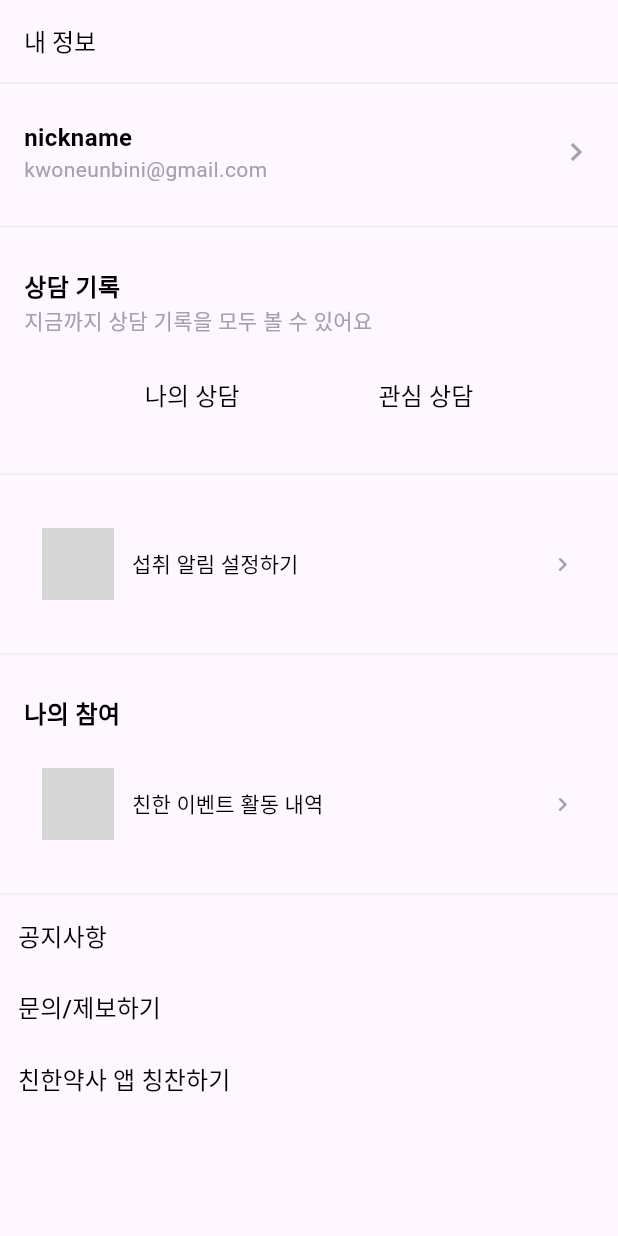
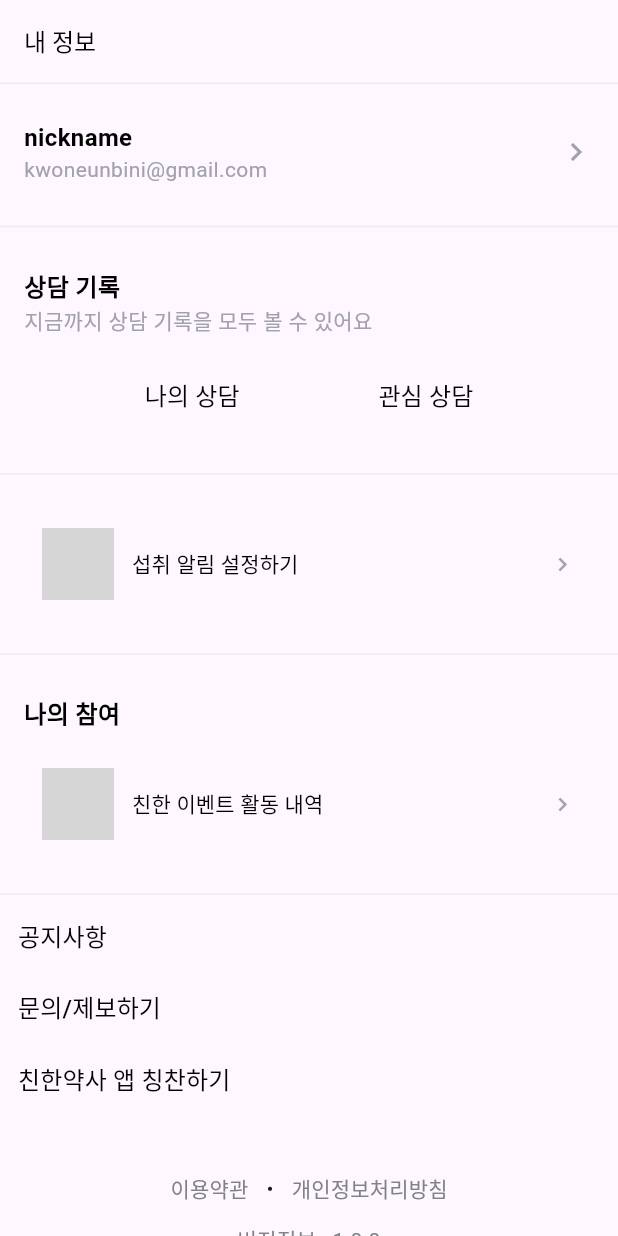
Before and after one commit to 2unbini/pharma-bros-flutter-app, a Flutter app: the ProfileScreen screen opened directly, on a phone screen of 412 x 824 dp. Run offline on Flutter 3.47's test engine with Material 3 defaults, Android fonts, the phone set to English and light mode, and no system bars; our stand-ins replace flutter_svg, package_info_plus; grey boxes are pictures that could not be loaded.

Commit message:
feat: added footer area to the profile screen

```diff
--- a/pharma_bros_flutter_app/lib/constants/colors.dart
+++ b/pharma_bros_flutter_app/lib/constants/colors.dart
@@ -3,3 +3,4 @@ import 'package:flutter/material.dart';
 const GREY = Color(0xFFA1A2AA);
 const customDividerColor = Color(0xffECECEE);
 const customSubTitleColor = Color(0xffA1A2AA);
+const customFooterColor = Color(0xff808288);
--- a/pharma_bros_flutter_app/lib/main.dart
+++ b/pharma_bros_flutter_app/lib/main.dart
@@ -2,6 +2,7 @@ import 'package:flutter/material.dart';
 import 'package:pharma_bros_flutter_app/screens/general/root_screen.dart';
 
 void main() {
+  WidgetsFlutterBinding.ensureInitialized();
   runApp(const PharmaBrosFlutterApp());
 }
 
--- a/pharma_bros_flutter_app/lib/screens/profile/profile_screen.dart
+++ b/pharma_bros_flutter_app/lib/screens/profile/profile_screen.dart
@@ -3,6 +3,7 @@ import 'package:pharma_bros_flutter_app/constants/colors.dart';
 import 'package:pharma_bros_flutter_app/constants/text_styles.dart';
 import 'package:pharma_bros_flutter_app/widgets/profile/alert_setting_area.dart';
 import 'package:pharma_bros_flutter_app/widgets/profile/counsel_record_area.dart';
+import 'package:pharma_bros_flutter_app/widgets/profile/footer_area.dart';
 import 'package:pharma_bros_flutter_app/widgets/profile/my_info_area.dart';
 import 'package:pharma_bros_flutter_app/widgets/profile/participate_area.dart';
 import 'package:pharma_bros_flutter_app/widgets/profile/preference_area.dart';
@@ -35,6 +36,7 @@ class ProfileScreen extends StatelessWidget {
           ParticipateArea(),
           columnDivider,
           PreferenceArea(),
+          FooterArea(),
         ],
       ),
     );
--- /dev/null
+++ b/pharma_bros_flutter_app/lib/widgets/profile/footer_area.dart
@@ -0,0 +1,70 @@
+import 'package:flutter/material.dart';
+import 'package:package_info_plus/package_info_plus.dart';
+import 'package:pharma_bros_flutter_app/constants/colors.dart';
+
+class FooterButton extends StatelessWidget {
+  final String text;
+
+  const FooterButton({super.key, required this.text});
+
+  @override
+  Widget build(BuildContext context) {
+    return TextButton(
+        onPressed: () {},
+        child: Text(
+          text,
+          style: const TextStyle(color: customFooterColor),
+        ));
+  }
+}
+
+class VersionInfo extends StatelessWidget {
+  const VersionInfo({super.key});
+
+  Future<PackageInfo> _getPackageInfo() {
+    return PackageInfo.fromPlatform();
+  }
+
+  @override
+  Widget build(BuildContext context) {
+    return FutureBuilder(
+        future: _getPackageInfo(),
+        builder: (BuildContext context, AsyncSnapshot<PackageInfo> snapshot) {
+          if (snapshot.hasError || !snapshot.hasData) {
+            return const Text(
+              '버전 정보를 가져올 수 없습니다.',
+              style: TextStyle(color: customFooterColor),
+            );
+          } else {
+            return Text(
+              '버전정보 v${snapshot.data!.version}',
+              style: const TextStyle(color: customFooterColor),
+            );
+          }
+        });
+  }
+}
+
+class FooterArea extends StatelessWidget {
+  const FooterArea({super.key});
+
+  @override
+  Widget build(BuildContext context) {
+    return const Padding(
+      padding: EdgeInsets.symmetric(vertical: 24),
+      child: Column(
+        children: [
+          Row(
+            mainAxisAlignment: MainAxisAlignment.center,
+            children: [
+              FooterButton(text: '이용약관'),
+              Text('•'),
+              FooterButton(text: '개인정보처리방침'),
+            ],
+          ),
+          VersionInfo(),
+        ],
+      ),
+    );
+  }
+}
--- a/pharma_bros_flutter_app/pubspec.yaml
+++ b/pharma_bros_flutter_app/pubspec.yaml
@@ -36,6 +36,7 @@ dependencies:
   # Use with the CupertinoIcons class for iOS style icons.
   cupertino_icons: ^1.0.2
   flutter_svg: ^2.0.10+1
+  package_info_plus: ^8.0.0
 
 dev_dependencies:
   flutter_test:
```
Also changed, not shown: 10 other files.
